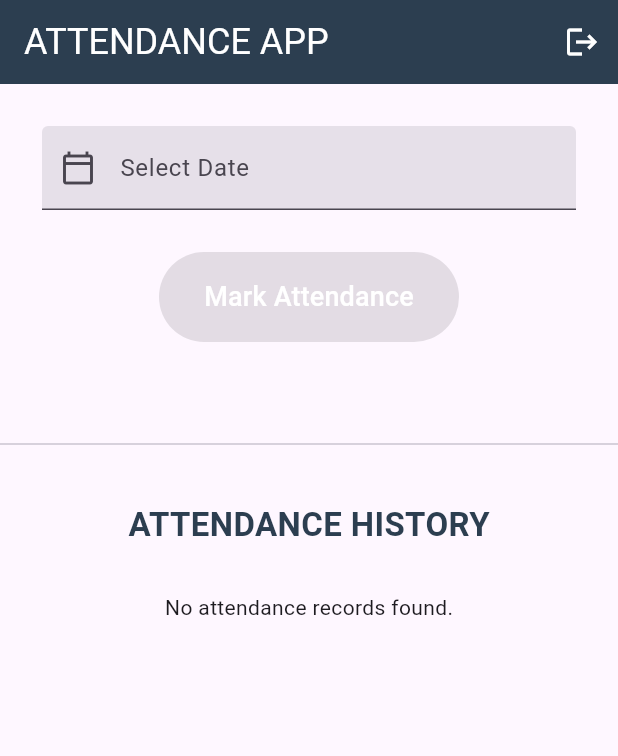
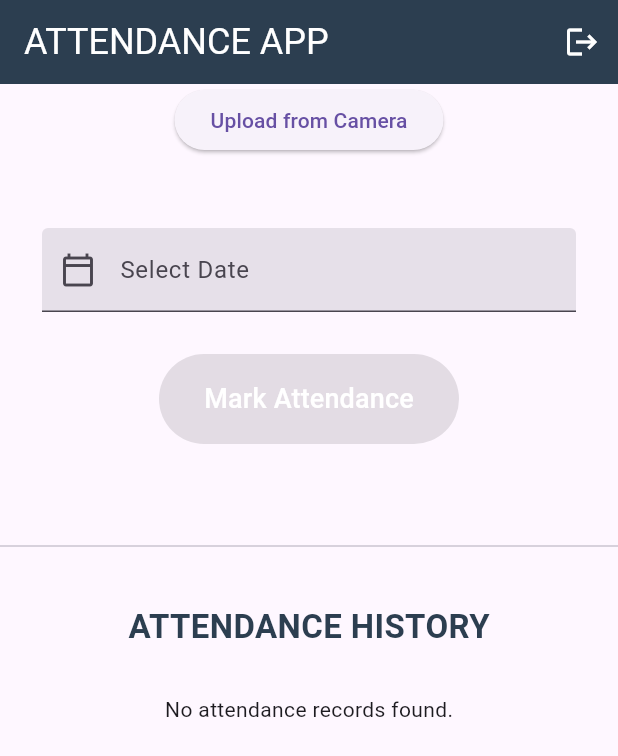
Before and after one commit to sindhu6924/task_maxzen, a Flutter app: the LoggedIn screen opened directly with empty values, on a phone screen of 412 x 824 dp. Shown: the top 756 px of the screen. Run offline on Flutter 3.47's test engine with Material 3 defaults, Android fonts, the phone set to English and light mode, and no system bars; our stand-ins replace cloud_firestore, firebase_auth, firebase_core, fluttertoast, shared_preferences, supabase_flutter; accounts and stored records are empty.

Commit message:
updated code

```diff
--- a/lib/login.dart
+++ b/lib/login.dart
@@ -1,3 +1,5 @@
+import 'dart:io';
+
 import 'package:flutter/material.dart';
 import 'package:cloud_firestore/cloud_firestore.dart';
 import 'package:firebase_core/firebase_core.dart';
@@ -106,7 +108,7 @@ class _LoggedInState extends State<LoggedIn> {
   }
 
 
-
+  File? _selectedImage;
   @override
   Widget build(BuildContext context) {
     return Scaffold(
@@ -126,6 +128,17 @@ class _LoggedInState extends State<LoggedIn> {
       body: SingleChildScrollView(
         child: Column(
           children: [
+            ElevatedButton(
+              onPressed: pickImageFromCamera,
+              child: const Text('Upload from Camera'),
+            ),
+            const SizedBox(height: 20),
+            if (_selectedImage != null)
+              Image.file(
+                _selectedImage!,
+                width: 200,
+                height: 200,
+              ),
             Padding(
               padding: const EdgeInsets.all(28.0),
               child: TextField(
@@ -257,7 +270,42 @@ class _LoggedInState extends State<LoggedIn> {
       ),
     );
   }
+  Future<void> pickImageFromCamera() async {
+    final pickedImage = await ImagePicker().pickImage(source: ImageSource.camera);
+    if (pickedImage == null) return;
 
+    setState(() {
+      _selectedImage = File(pickedImage.path);
+    });
+
+    await uploadImageToSupabase();
+  }
+
+  Future<void> uploadImageToSupabase() async {
+    if (_selectedImage == null) {
+      ScaffoldMessenger.of(context).showSnackBar(
+        const SnackBar(content: Text('No image selected')),
+      );
+      return;
+    }
+
+    try {
+      final filename = DateTime.now().millisecondsSinceEpoch.toString();
+      final path = 'uploads/$filename.jpg';
+
+      await Supabase.instance.client.storage
+          .from('image')
+          .upload(path, _selectedImage!);
+
+      ScaffoldMessenger.of(context).showSnackBar(
+        SnackBar(content: Text('Image uploaded successfully: $path')),
+      );
+    } catch (error) {
+      ScaffoldMessenger.of(context).showSnackBar(
+        SnackBar(content: Text('Image upload failed: $error')),
+      );
+    }
+  }
   Future<void> selectDate(BuildContext context) async {
     DateTime? picked = await showDatePicker(
       context: context,
```
Also changed, not shown: 1 other file.
